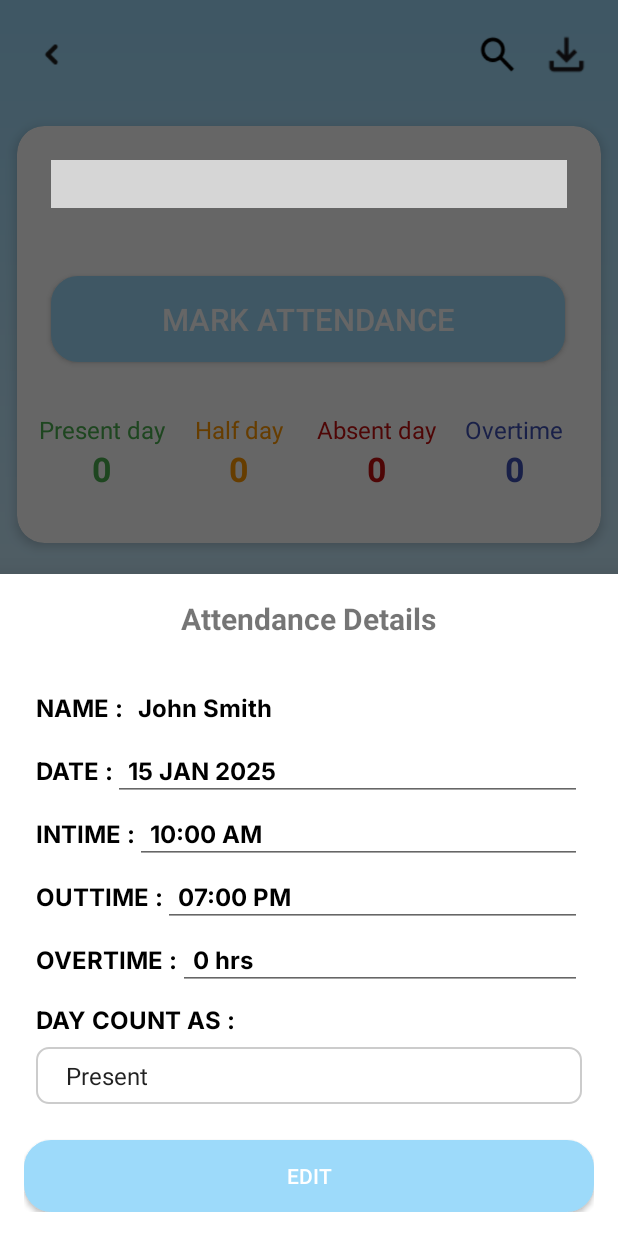
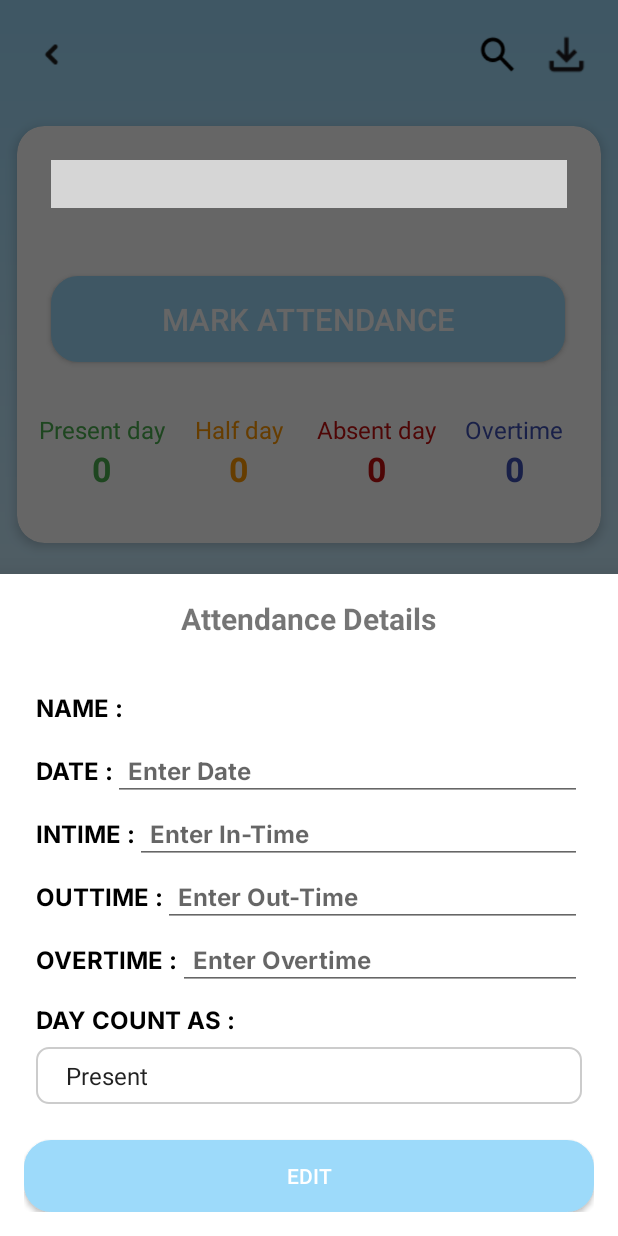
Before and after one commit to vr1322/attendance, an Android app: the fragment AttendanceDetailsBottomSheet placed in its activity, after a tap on "EDIT", on a phone screen of 412 x 824 dp. Run offline under Robolectric (Android 15) with nearby library versions, the phone set to English and light mode, and no system bars; our stand-ins replace Volley; libraries missing offline, so code that uses them is left out: com.prolificinteractive.materialcalendarview; plain views replace MaterialCalendarView; 1 statement that could not run was skipped; grey boxes are pictures that could not be loaded.

Commit message:
attendance report updated

```diff
--- a/app/src/main/java/com/example/attendance/AttendanceDetailsBottomSheet.java
+++ b/app/src/main/java/com/example/attendance/AttendanceDetailsBottomSheet.java
@@ -2,7 +2,10 @@ package com.example.attendance;
 
 import android.app.DatePickerDialog;
 import android.app.TimePickerDialog;
+import android.content.Context;
+import android.content.SharedPreferences;
 import android.os.Bundle;
+import android.util.Log;
 import android.view.LayoutInflater;
 import android.view.View;
 import android.view.ViewGroup;
@@ -17,17 +20,32 @@ import android.widget.Toast;
 import androidx.annotation.NonNull;
 import androidx.annotation.Nullable;
 
+import com.android.volley.Request;
+import com.android.volley.RequestQueue;
+import com.android.volley.Response;
+import com.android.volley.VolleyError;
+import com.android.volley.toolbox.JsonObjectRequest;
+import com.android.volley.toolbox.Volley;
 import com.google.android.material.bottomsheet.BottomSheetDialog;
 import com.google.android.material.bottomsheet.BottomSheetDialogFragment;
+
+import org.json.JSONException;
+import org.json.JSONObject;
 
 import java.util.Calendar;
 
 public class AttendanceDetailsBottomSheet extends BottomSheetDialogFragment {
 
+    private static final String BASE_URL = "https://devonix.io/ems_api/";
+    private static final String GET_ALL_ATTENDANCE_URL = BASE_URL + "get_all_attendance.php";
+    private static final String MARK_ATTENDANCE_URL = BASE_URL + "mark_attendance.php";
+
     private TextView tvName;
     private EditText etDate, etInTime, etOutTime, etOvertime;
     private Spinner spinnerStatus;
     private Button btnEdit;
+    private RequestQueue requestQueue;
+    private SharedPreferences sharedPreferences;
 
     @Nullable
     @Override
@@ -43,8 +61,13 @@ public class AttendanceDetailsBottomSheet extends BottomSheetDialogFragment {
         spinnerStatus = view.findViewById(R.id.spinner_status);
         btnEdit = view.findViewById(R.id.btn_edit);
 
-        // Populate data
-        loadAttendanceDetails();
+        // Initialize Volley RequestQueue
+        requestQueue = Volley.newRequestQueue(requireContext());
+
+        // Initialize SharedPreferences
+        sharedPreferences = requireActivity().getSharedPreferences("AdminPrefs", Context.MODE_PRIVATE);
+        String empName = sharedPreferences.getString("employee_name", "").trim();
+        tvName.setText(empName);
 
         // Date and Time Pickers
         etDate.setOnClickListener(v -> showDatePickerDialog(etDate));
@@ -53,40 +76,86 @@ public class AttendanceDetailsBottomSheet extends BottomSheetDialogFragment {
         etOvertime.setOnClickListener(v -> showOvertimePickerDialog());
 
         // Handle "Edit" button click
-        btnEdit.setOnClickListener(v -> updateAttendanceDetails());
+        btnEdit.setOnClickListener(v -> markAttendance());
 
         return view;
     }
 
-    private void loadAttendanceDetails() {
-        tvName.setText("John Smith");
-        etDate.setText("15 JAN 2025");
-        etInTime.setText("10:00 AM");
-        etOutTime.setText("07:00 PM");
-        etOvertime.setText("0 hrs");
 
-        ArrayAdapter<CharSequence> adapter = ArrayAdapter.createFromResource(
-                requireContext(), R.array.attendance_status, android.R.layout.simple_spinner_item);
-        adapter.setDropDownViewResource(android.R.layout.simple_spinner_dropdown_item);
-        spinnerStatus.setAdapter(adapter);
+    private void markAttendance() {
+        String employeeId = sharedPreferences.getString("employee_id", "");
+        String companyCode = sharedPreferences.getString("company_code", "");
+        String employeeName = sharedPreferences.getString("employee_name", "");
+        String branch = sharedPreferences.getString("branch", "");
+        String inTime = etInTime.getText().toString().trim();
+        String outTime = etOutTime.getText().toString().trim();
+        String status = spinnerStatus.getSelectedItem().toString();
+        String date = etDate.getText().toString().trim();
+        int geofencedStatus = 1; // Assuming employee is within geofence
+        Log.d("AttendanceDebug", "Employee ID: " + employeeId);
+        Log.d("AttendanceDebug", "Company Code: " + companyCode);
+        Log.d("AttendanceDebug", "Employee Name: " + employeeName);
+        Log.d("AttendanceDebug", "Branch: " + branch);
+        Log.d("AttendanceDebug", "Status: " + status);
+        Log.d("AttendanceDebug", "In Time: " + inTime);
+        Log.d("AttendanceDebug", "Out Time: " + outTime);
+        Log.d("AttendanceDebug", "Date: " + date);
 
-        spinnerStatus.setSelection(0);
+        if (employeeId.isEmpty() || companyCode.isEmpty() || employeeName.isEmpty() || branch.isEmpty() || status.isEmpty()) {
+            Toast.makeText(requireContext(), "All fields are required!", Toast.LENGTH_SHORT).show();
+            return;
+        }
+
+        JSONObject jsonBody = new JSONObject();
+        try {
+            jsonBody.put("employee_id", employeeId);
+            jsonBody.put("company_code", companyCode);
+            jsonBody.put("employee_name", employeeName);
+            jsonBody.put("branch", branch);
+            jsonBody.put("in_time", inTime);
+            jsonBody.put("out_time", outTime);
+            jsonBody.put("attendance_status", status);
+            jsonBody.put("geofenced_status", geofencedStatus);
+            jsonBody.put("date", date);
+        } catch (JSONException e) {
+            e.printStackTrace();
+            Toast.makeText(requireContext(), "JSON Error!", Toast.LENGTH_SHORT).show();
+            return;
+        }
+
+        JsonObjectRequest request = new JsonObjectRequest(Request.Method.POST, MARK_ATTENDANCE_URL, jsonBody,
+                response -> {
+                    try {
+                        boolean success = response.getString("status").equals("success");
+                        String message = response.getString("message");
+                        Toast.makeText(requireContext(), message, Toast.LENGTH_SHORT).show();
+                        if (success) dismiss();
+                    } catch (JSONException e) {
+                        e.printStackTrace();
+                        Toast.makeText(requireContext(), "Response Error!", Toast.LENGTH_SHORT).show();
+                    }
+                },
+                error -> Toast.makeText(requireContext(), "Network Error!", Toast.LENGTH_SHORT).show());
+
+        requestQueue.add(request);
     }
 
     // Date Picker Dialog
     private void showDatePickerDialog(EditText editText) {
         Calendar calendar = Calendar.getInstance();
         int year = calendar.get(Calendar.YEAR);
-        int month = calendar.get(Calendar.MONTH);
+        int month = calendar.get(Calendar.MONTH); // 0-based
         int day = calendar.get(Calendar.DAY_OF_MONTH);
 
         new DatePickerDialog(requireContext(), (view, selectedYear, selectedMonth, selectedDay) -> {
-            String selectedDate = selectedDay + " " + getMonthName(selectedMonth) + " " + selectedYear;
-            editText.setText(selectedDate);
+            // Ensure two-digit format for day and month
+            String formattedDate = String.format("%04d-%02d-%02d", selectedYear, selectedMonth + 1, selectedDay);
+            editText.setText(formattedDate);
         }, year, month, day).show();
     }
 
-    // Time Picker Dialog with AM/PM Format
+
+    // Time Picker Dialog
     private void showTimePickerDialog(EditText editText) {
         Calendar calendar = Calendar.getInstance();
         int hour = calendar.get(Calendar.HOUR_OF_DAY);
@@ -97,7 +166,7 @@ public class AttendanceDetailsBottomSheet extends BottomSheetDialogFragment {
             int hourIn12Format = (selectedHour == 0 || selectedHour == 12) ? 12 : selectedHour % 12;
             String selectedTime = String.format("%02d:%02d %s", hourIn12Format, selectedMinute, amPm);
             editText.setText(selectedTime);
-        }, hour, minute, false).show();  // `false` for 12-hour format
+        }, hour, minute, false).show();
     }
 
     // NumberPicker for Overtime (Hours Only)
@@ -108,7 +177,7 @@ public class AttendanceDetailsBottomSheet extends BottomSheetDialogFragment {
         Button btnConfirm = overtimeView.findViewById(R.id.btnConfirmOvertime);
 
         numberPicker.setMinValue(0);
-        numberPicker.setMaxValue(12);  // Set max overtime limit (adjust if needed)
+        numberPicker.setMaxValue(12);
         numberPicker.setValue(0);
 
         btnConfirm.setOnClickListener(v -> {
@@ -130,4 +199,7 @@ public class AttendanceDetailsBottomSheet extends BottomSheetDialogFragment {
         String selectedStatus = spinnerStatus.getSelectedItem().toString();
         Toast.makeText(requireContext(), "Attendance marked as: " + selectedStatus, Toast.LENGTH_SHORT).show();
     }
+
+
+
 }
--- a/app/src/main/java/com/example/attendance/MarkAttendanceActivity.java
+++ b/app/src/main/java/com/example/attendance/MarkAttendanceActivity.java
@@ -71,6 +71,7 @@ public class MarkAttendanceActivity extends AppCompatActivity {
 
         // Fetch Employee Name & Branch from SharedPreferences
         SharedPreferences sharedPreferences = getSharedPreferences("AdminPrefs", Context.MODE_PRIVATE);
+        String employeeId = sharedPreferences.getString("employee_id", "");
         String companyCode = sharedPreferences.getString("company_code", "");
         String empName = sharedPreferences.getString("employee_name", "").trim();
         String branch = sharedPreferences.getString("branch", "").trim();
@@ -410,4 +411,6 @@ public class MarkAttendanceActivity extends AppCompatActivity {
             }
         }
     }
+
+
 }
```
Also changed, not shown: app/src/main/java/com/example/attendance/attendance_report.java (+24 -1 lines), app/src/main/res/layout/activity_attendance_report.xml (+14 -7 lines).
